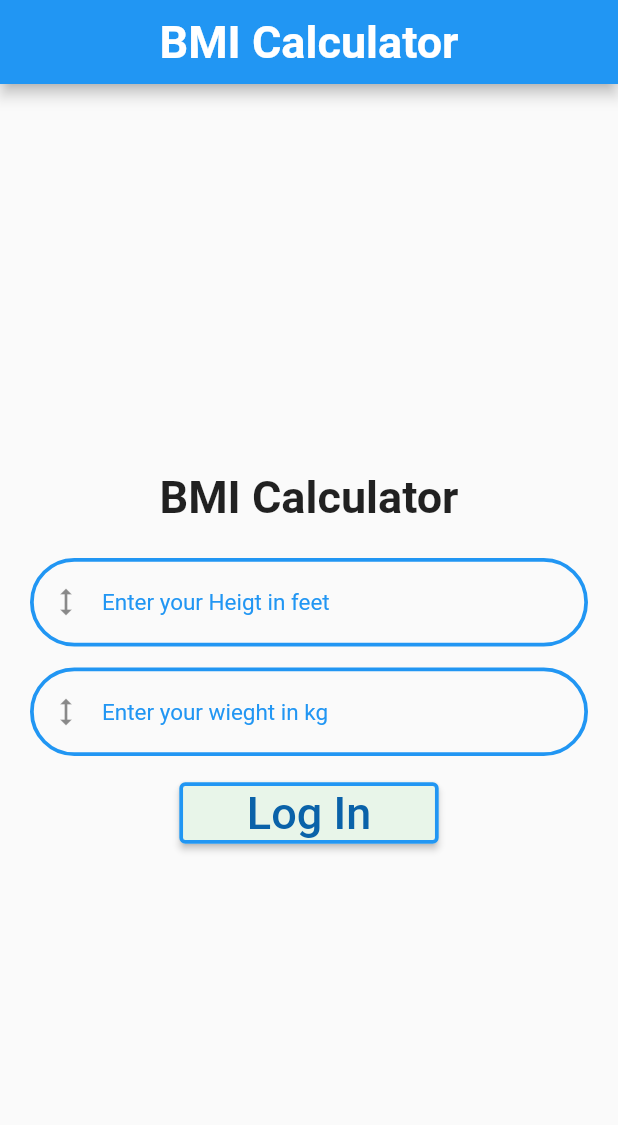
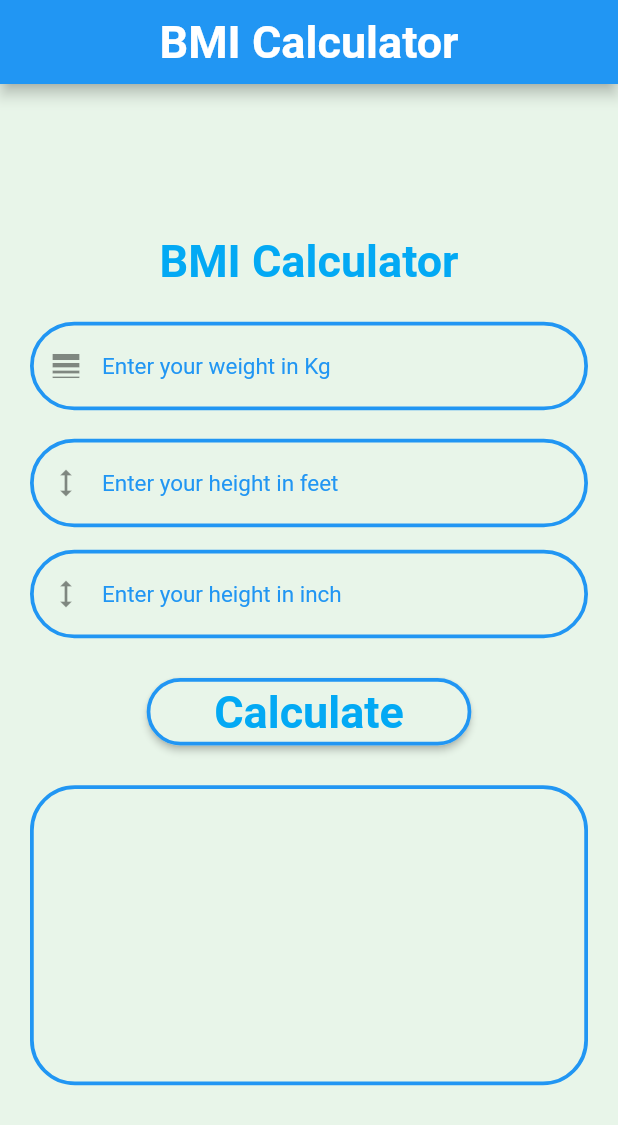
Before and after one commit to asad37/BMI_Calculator, a Flutter app: the screen it shows after launch, on a phone screen of 412 x 824 dp. Shown: the top 1125 px of the screen. Run offline on Flutter 3.47's test engine with Material 2 defaults, Android fonts, the light colour scheme and no system bars; our stand-ins replace firebase_core; accounts and stored records are empty; Roboto replaces fonts that are missing (Fira Sans).

Commit message:
Programing on Controllers

```diff
--- a/lib/HomeScreen.dart
+++ b/lib/HomeScreen.dart
@@ -8,9 +8,14 @@ class HomeScreen extends StatefulWidget {
 }
 
 class _HomeScreenState extends State<HomeScreen> {
+  TextEditingController heigtController = TextEditingController();
+  TextEditingController wieghtController = TextEditingController();
+  TextEditingController inchController = TextEditingController();
+  String msg = "";
   @override
   Widget build(BuildContext context) {
     return Scaffold(
+      backgroundColor: Colors.green.shade50,
       appBar: AppBar(
           centerTitle: true,
           title: const Text(
@@ -20,61 +25,145 @@ class _HomeScreenState extends State<HomeScreen> {
           )),
       body: Center(
         child: Container(
-          margin: EdgeInsets.symmetric(horizontal: 20),
+          margin: const EdgeInsets.symmetric(horizontal: 20),
+          child: SingleChildScrollView(
             child: Column(
               mainAxisAlignment: MainAxisAlignment.center,
               children: [
-              const Text("BMI Calculator",style: TextStyle(fontSize:30,fontWeight: FontWeight.bold),),
+                const Text(
+                  "BMI Calculator",
+                  style: TextStyle(
+                      fontSize: 30,
+                      fontWeight: FontWeight.bold,
+                      color: Colors.lightBlue),
+                ),
                 const SizedBox(
                   height: 23,
                 ),
                 TextFormField(
+                  controller: wieghtController,
                   keyboardType: TextInputType.number,
                   decoration: InputDecoration(
                       enabledBorder: OutlineInputBorder(
-                      borderSide: BorderSide(color: Colors.blue,width: 2.5),
+                          borderSide:
+                              const BorderSide(color: Colors.blue, width: 2.5),
                           borderRadius: BorderRadius.circular(30)),
-                    hintText: "Enter your Heigt in feet",
+                      hintText: "Enter your weight in Kg",
+                      prefixIcon: const Icon(Icons.line_weight),
+                      hintStyle: const TextStyle(
+                        fontSize: 15,
+                        color: Colors.blue,
+                      )),
+                ),
+                const SizedBox(
+                  height: 19,
+                ),
+                TextFormField(
+                  controller: heigtController,
+                  keyboardType: TextInputType.number,
+                  decoration: InputDecoration(
+                      enabledBorder: OutlineInputBorder(
+                          borderSide:
+                              const BorderSide(color: Colors.blue, width: 2.5),
+                          borderRadius: BorderRadius.circular(30)),
+                      hintText: "Enter your height in feet",
                       prefixIcon: const Icon(Icons.height),
                       hintStyle: const TextStyle(
                         fontSize: 15,
                         color: Colors.blue,
                       )),
                 ),
-              SizedBox(height: 14,),
+                const SizedBox(
+                  height: 15,
+                ),
                 TextFormField(
+                  controller: inchController,
                   keyboardType: TextInputType.number,
                   decoration: InputDecoration(
                       enabledBorder: OutlineInputBorder(
-                      borderSide: BorderSide(color: Colors.blue,width: 2.5),
+                          borderSide:
+                              const BorderSide(color: Colors.blue, width: 2.5),
                           borderRadius: BorderRadius.circular(30)),
-                    hintText: "Enter your wieght in kg",
+                      hintText: "Enter your height in inch",
                       prefixIcon: const Icon(Icons.height),
                       hintStyle: const TextStyle(
                         fontSize: 15,
                         color: Colors.blue,
                       )),
                 ),
-              SizedBox(height: 14,),
+                const SizedBox(
+                  height: 25,
+                ),
                 ElevatedButton(
                     style: ElevatedButton.styleFrom(
-                        padding: EdgeInsets.fromLTRB(45, 3, 45, 3),
+                        shape: const StadiumBorder(),
+                        padding: const EdgeInsets.fromLTRB(45, 5, 45, 5),
                         backgroundColor: Colors.green.shade50,
-                        side: BorderSide(color: Colors.blue, width: 2.5)),
+                        side: const BorderSide(
+                          color: Colors.blue,
+                          width: 2.5,
+                        )),
                     onPressed: () async {
-
+                      setController();
                     },
                     child: const Text(
-                      "Log In",
+                      "Calculate",
                       style: TextStyle(
                           fontSize: 30,
                           fontFamily: 'Fira Sans',
-                          color: Color.fromARGB(255, 10, 98, 169)),
+                          fontWeight: FontWeight.bold,
+                          color: Colors.lightBlue),
                     )),
+                const SizedBox(
+                  height: 25,
+                ),
+                Container(
+                  padding: const EdgeInsets.fromLTRB(50, 10, 20, 1),
+                  height: 200,
+                  decoration: BoxDecoration(
+
+                    border: Border.all(color: Colors.blue,width: 2.5),
+                    color: Colors.green.shade50,
+                      borderRadius: const BorderRadius.all(Radius.circular(30))),
+                  alignment: Alignment.center,
+                  child: Text(
+                    msg,
+                    maxLines: 2,
+                    style: const TextStyle(
+                        fontSize: 22,
+                        color: Colors.green,
+                        fontWeight: FontWeight.bold,
+                        fontFamily: ''),
+                  ),
+                )
               ],
+            ),
           ),
         ),
       ),
     );
   }
+
+  setController() {
+    var controllerHeight = heigtController.text.toString();
+    var heightinfeet = double.parse(controllerHeight);
+    var controllerWeight = wieghtController.text.toString();
+    var weight = double.parse(controllerWeight);
+    var controllerInch = heigtController.text.toString();
+    var heightinInch = double.parse(controllerInch);
+    var height = (heightinfeet * 12) + heightinInch;
+    var tcm = height * 2.54;
+    var tm = tcm / 100;
+    setState(() {
+      var bmi = weight / (tm * tm);
+      if (bmi < 18.5) {
+        msg = "    BMI= ${bmi.toStringAsFixed(2)} \nOh! Underweight";
+
+      } else if (bmi > 25) {
+        msg = "    BMI = ${bmi.toStringAsFixed(2)}\nOh! Overweighted";
+      } else {
+        msg = "      BMI = ${bmi.toStringAsFixed(2)}\nYou are healthy person";
       }
+    });
+  }
+}
```
Lines whose indentation alone changed are shown as unchanged.
